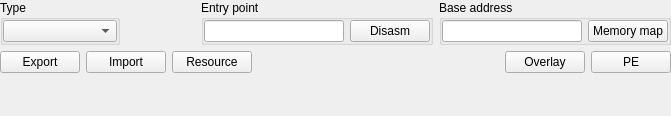
horsicq/FormatWidgets, file formatswidget.ui: the form before one commit.
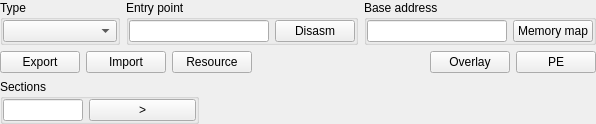
The form after the commit. The open tabs and pages were chosen to show the change. Custom widgets are drawn as their Qt base class.

The edit to the form file:
```diff
--- a/formatswidget.ui
+++ b/formatswidget.ui
@@ -6,8 +6,8 @@
    <rect>
     <x>0</x>
     <y>0</y>
-    <width>671</width>
-    <height>116</height>
+    <width>586</width>
+    <height>117</height>
    </rect>
   </property>
   <property name="windowTitle">
@@ -245,17 +245,84 @@
         </layout>
        </item>
        <item>
-        <spacer name="verticalSpacer">
-         <property name="orientation">
-          <enum>Qt::Vertical</enum>
-         </property>
-         <property name="sizeHint" stdset="0">
-          <size>
-           <width>20</width>
-           <height>36</height>
-          </size>
-         </property>
-        </spacer>
+        <layout class="QHBoxLayout" name="horizontalLayout_6">
+         <item>
+          <widget class="QGroupBox" name="groupBoxPESections">
+           <property name="title">
+            <string>Sections</string>
+           </property>
+           <layout class="QHBoxLayout" name="horizontalLayout_5">
+            <property name="leftMargin">
+             <number>0</number>
+            </property>
+            <property name="topMargin">
+             <number>0</number>
+            </property>
+            <property name="rightMargin">
+             <number>0</number>
+            </property>
+            <property name="bottomMargin">
+             <number>0</number>
+            </property>
+            <item>
+             <widget class="XLineEditHEX" name="lineEditPESections">
+              <property name="minimumSize">
+               <size>
+                <width>80</width>
+                <height>0</height>
+               </size>
+              </property>
+              <property name="maximumSize">
+               <size>
+                <width>80</width>
+                <height>16777215</height>
+               </size>
+              </property>
+              <property name="alignment">
+               <set>Qt::AlignCenter</set>
+              </property>
+              <property name="readOnly">
+               <bool>true</bool>
+              </property>
+             </widget>
+            </item>
+            <item>
+             <widget class="QPushButton" name="pushButtonPESections">
+              <property name="text">
+               <string notr="true">&gt;</string>
+              </property>
+             </widget>
+            </item>
+           </layout>
+          </widget>
+         </item>
+         <item>
+          <spacer name="horizontalSpacer_4">
+           <property name="orientation">
+            <enum>Qt::Horizontal</enum>
+           </property>
+           <property name="sizeHint" stdset="0">
+            <size>
+             <width>40</width>
+             <height>20</height>
+            </size>
+           </property>
+          </spacer>
+         </item>
+         <item>
+          <spacer name="horizontalSpacer_3">
+           <property name="orientation">
+            <enum>Qt::Horizontal</enum>
+           </property>
+           <property name="sizeHint" stdset="0">
+            <size>
+             <width>40</width>
+             <height>20</height>
+            </size>
+           </property>
+          </spacer>
+         </item>
+        </layout>
        </item>
       </layout>
      </widget>
```
